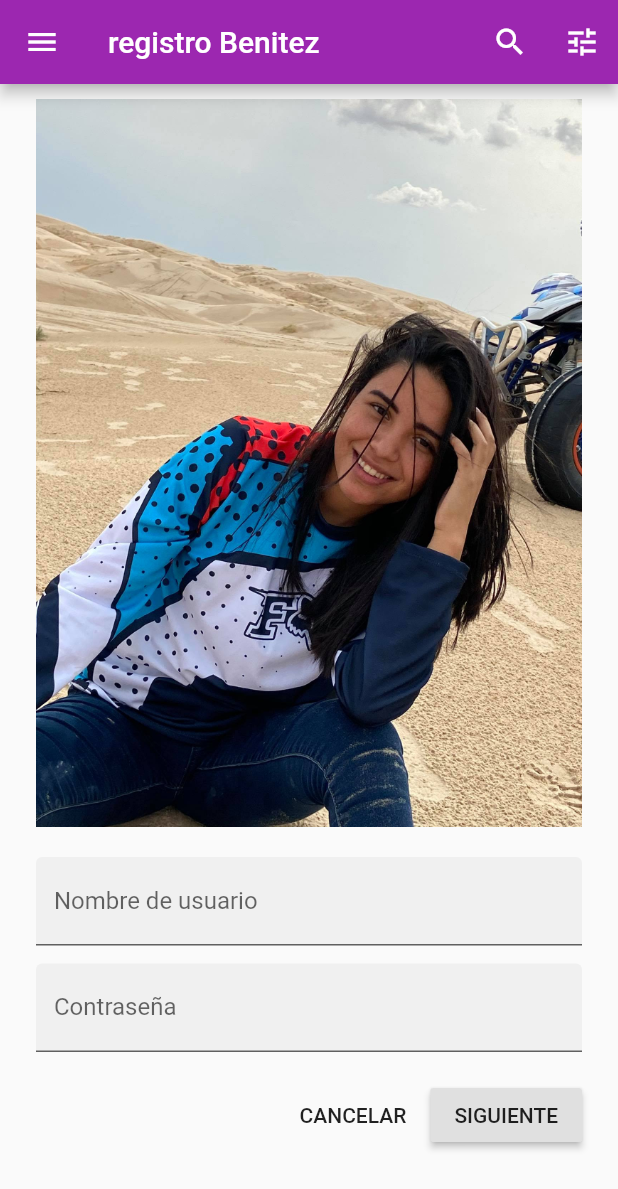
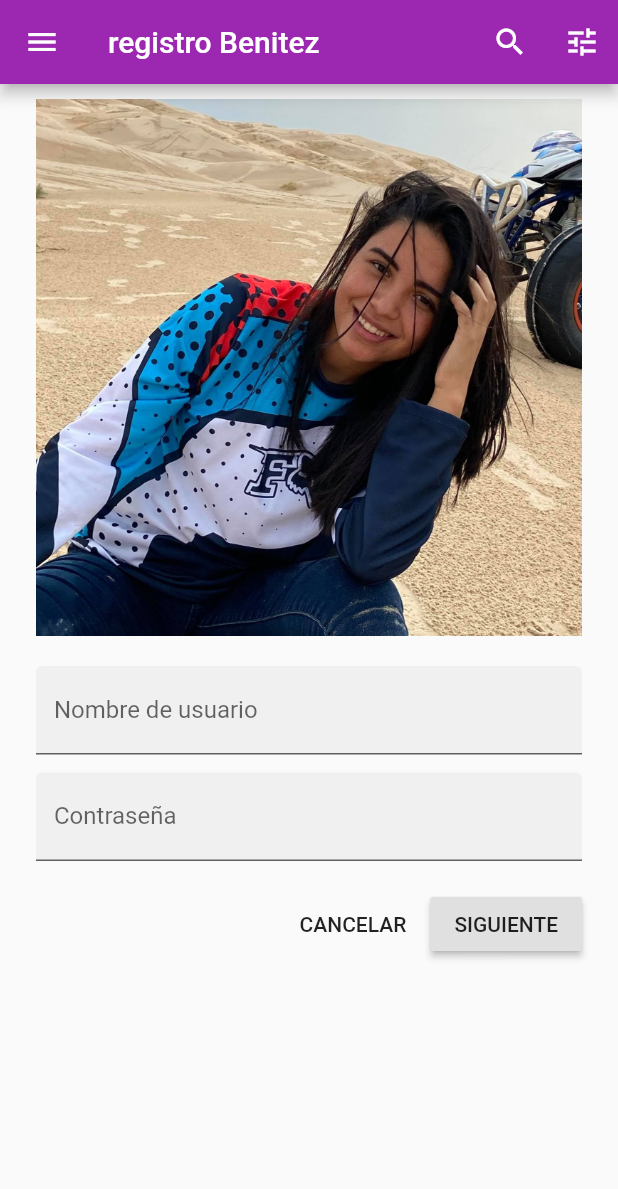
Before and after one commit to gabrielaportillo/loginSencillo, a Flutter app: the screen it shows after launch, on a phone screen of 412 x 824 dp. Shown: the top 1189 px of the screen. Run offline on Flutter 3.47's test engine with Material 2 defaults, Android fonts, the phone set to English and light mode, and no system bars.

```diff
--- a/lib/main.dart
+++ b/lib/main.dart
@@ -77,7 +77,7 @@ class _IngresoSistemaState extends State<IngresoSistema> {
           SizedBox(height: 10.0),
           Column(
             children: <Widget>[
-              Image.asset('assets/yo.jpg'),
+              Image.asset('assets/yo2.jpg'),
               SizedBox(height: 20.0),
             ],
           ), //fin de column
```
Also changed, not shown: assets/yo2.jpg (added), 1 other file.
